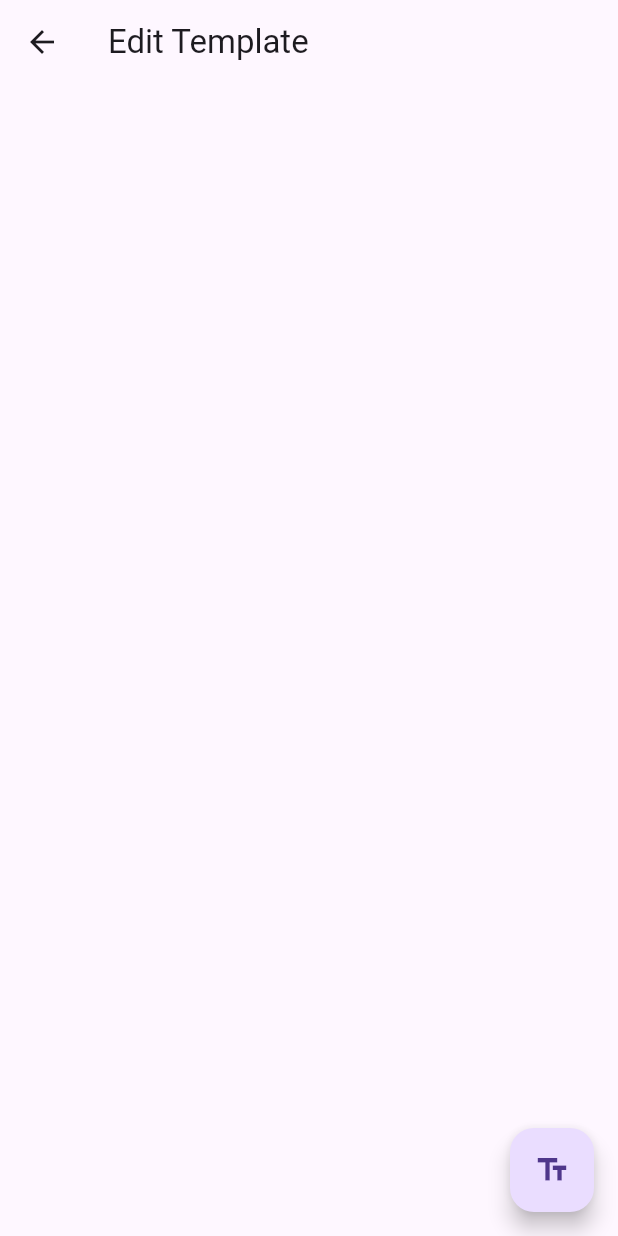
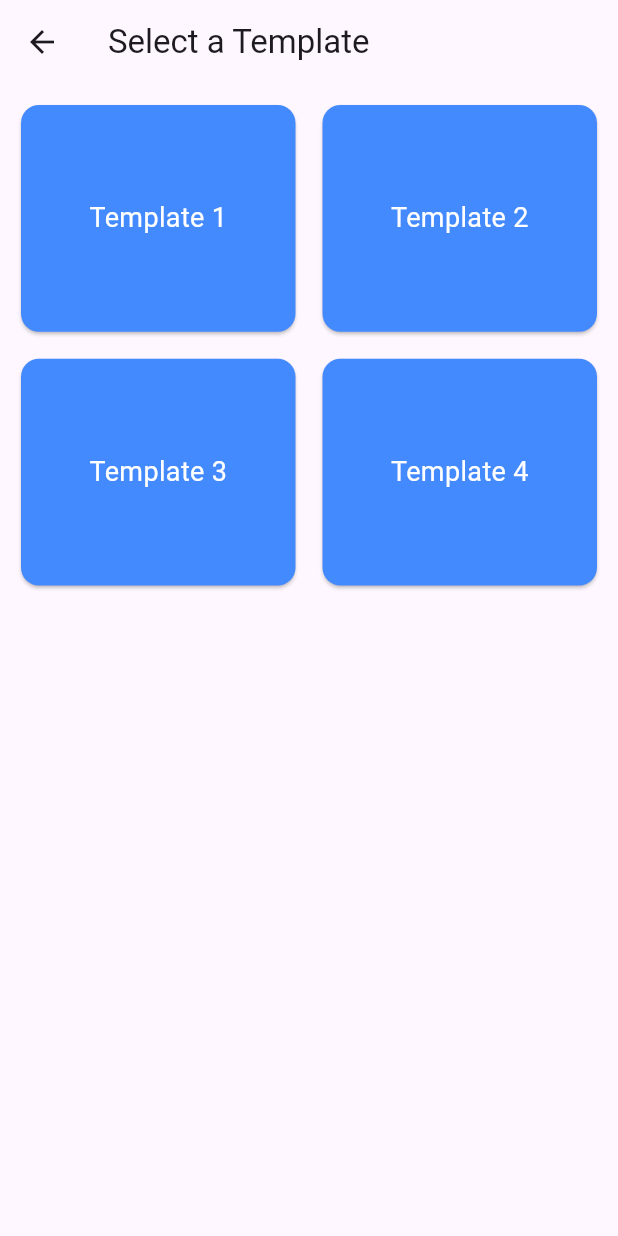
Before and after one commit to building-for-fun/Gengen, a Flutter app: the screen it shows after launch, after a tap on "Create New Template", on a phone screen of 412 x 824 dp. Run offline on Flutter 3.47's test engine with Material 3 defaults, Android fonts, the phone set to English and light mode, and no system bars; our stand-ins replace screenshot.

Commit message:
Refactor. template styles

```diff
--- a/lib/main.dart
+++ b/lib/main.dart
@@ -16,7 +16,7 @@ class MyApp extends StatelessWidget {
       ],
       child: MaterialApp(
         debugShowCheckedModeBanner: false,
-        title: 'Template Designer',
+        title: 'Gengen',
         theme: ThemeData(
           primarySwatch: Colors.blue,
           useMaterial3: true, // Enable Material 3
--- /dev/null
+++ b/lib/models/text_element.dart
@@ -0,0 +1,32 @@
+import 'package:flutter/material.dart';
+
+class TextElement {
+  String id;
+  String text;
+  Offset position;
+  double fontSize;
+  Color color;
+
+  TextElement({
+    required this.id,
+    required this.text,
+    required this.position,
+    required this.fontSize,
+    required this.color,
+  });
+
+  TextElement copyWith({
+    String? text,
+    Offset? position,
+    double? fontSize,
+    Color? color,
+  }) {
+    return TextElement(
+      id: id,
+      text: text ?? this.text,
+      position: position ?? this.position,
+      fontSize: fontSize ?? this.fontSize,
+      color: color ?? this.color,
+    );
+  }
+}
--- a/lib/providers/template_provider.dart
+++ b/lib/providers/template_provider.dart
@@ -1,20 +1,28 @@
 import 'package:flutter/material.dart';
-import '../models/template_model.dart';
+import '../models/text_element.dart';
 
-class TemplateProvider with ChangeNotifier {
-  List<TemplateModel> _templates = [];
+class TemplateProvider extends ChangeNotifier {
+  List<TextElement> _textElements = [];
 
-  List<TemplateModel> get templates => _templates;
+  List<TextElement> get textElements => _textElements;
 
-  void addTemplate(TemplateModel template) {
-    _templates.add(template);
+  void addTextElement(String text) {
+    _textElements.add(
+      TextElement(
+        id: DateTime.now().toString(),
+        text: text,
+        position: Offset(100, 100),
+        fontSize: 20,
+        color: Colors.black,
+      ),
+    );
     notifyListeners();
   }
 
-  void updateTemplate(String id, List<Widget> newElements) {
-    final index = _templates.indexWhere((t) => t.id == id);
+  void updateTextElement(String id, TextElement updatedElement) {
+    int index = _textElements.indexWhere((element) => element.id == id);
     if (index != -1) {
-      _templates[index].elements = newElements;
+      _textElements[index] = updatedElement;
       notifyListeners();
     }
   }
--- a/lib/screens/home_screen.dart
+++ b/lib/screens/home_screen.dart
@@ -5,7 +5,7 @@ class HomeScreen extends StatelessWidget {
   @override
   Widget build(BuildContext context) {
     return Scaffold(
-      appBar: AppBar(title: Text("Template Designer")),
+      appBar: AppBar(title: Text("Gengen")),
       body: Center(
         child: ElevatedButton(
           child: Text("Create New Template"),
--- a/lib/screens/template_screen.dart
+++ b/lib/screens/template_screen.dart
@@ -1,35 +1,39 @@
 import 'package:flutter/material.dart';
-import '../widgets/draggable_widget.dart';
+import 'canvas_screen.dart';
 
-class TemplateScreen extends StatefulWidget {
-  @override
-  _TemplateScreenState createState() => _TemplateScreenState();
-}
-
-class _TemplateScreenState extends State<TemplateScreen> {
-  List<Widget> elements = [];
-
-  void addTextElement() {
-    setState(() {
-      elements.add(
-        DraggableWidget(
-          child: Text(
-            "Edit Me",
-            style: TextStyle(fontSize: 20, fontWeight: FontWeight.bold),
-          ),
-        ),
-      );
-    });
-  }
-
+class TemplateScreen extends StatelessWidget {
   @override
   Widget build(BuildContext context) {
     return Scaffold(
-      appBar: AppBar(title: Text("Edit Template")),
-      body: Stack(children: [...elements]),
-      floatingActionButton: FloatingActionButton(
-        onPressed: addTextElement,
-        child: Icon(Icons.text_fields),
+      appBar: AppBar(title: Text("Select a Template")),
+      body: GridView.builder(
+        padding: EdgeInsets.all(10),
+        gridDelegate: SliverGridDelegateWithFixedCrossAxisCount(
+          crossAxisCount: 2,
+          childAspectRatio: 1.2,
+          crossAxisSpacing: 10,
+          mainAxisSpacing: 10,
+        ),
+        itemCount: 4, // Change this to dynamic count if needed
+        itemBuilder: (context, index) {
+          return GestureDetector(
+            onTap: () {
+              Navigator.push(
+                context,
+                MaterialPageRoute(builder: (context) => CanvasScreen()),
+              );
+            },
+            child: Card(
+              color: Colors.blueAccent,
+              child: Center(
+                child: Text(
+                  "Template ${index + 1}",
+                  style: TextStyle(fontSize: 18, color: Colors.white),
+                ),
+              ),
+            ),
+          );
+        },
       ),
     );
   }
```
Also changed, not shown: lib/screens/canvas_screen.dart (added, +65 -0 lines), lib/widgets/editable_text_widget.dart (added, +96 -0 lines).
